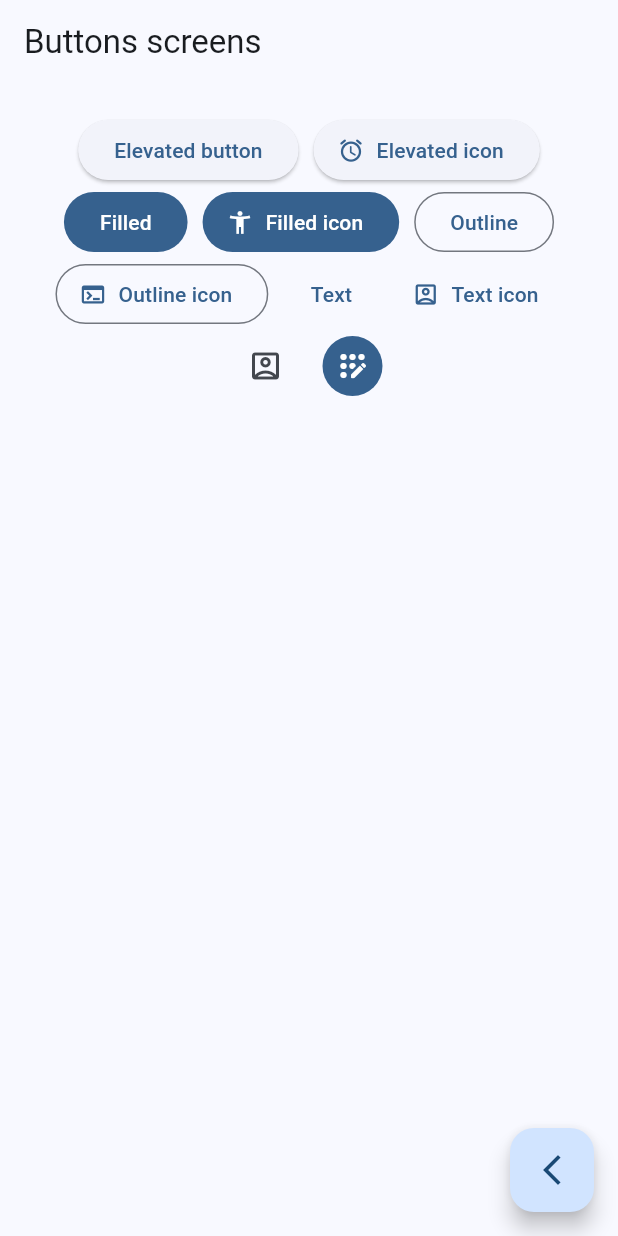
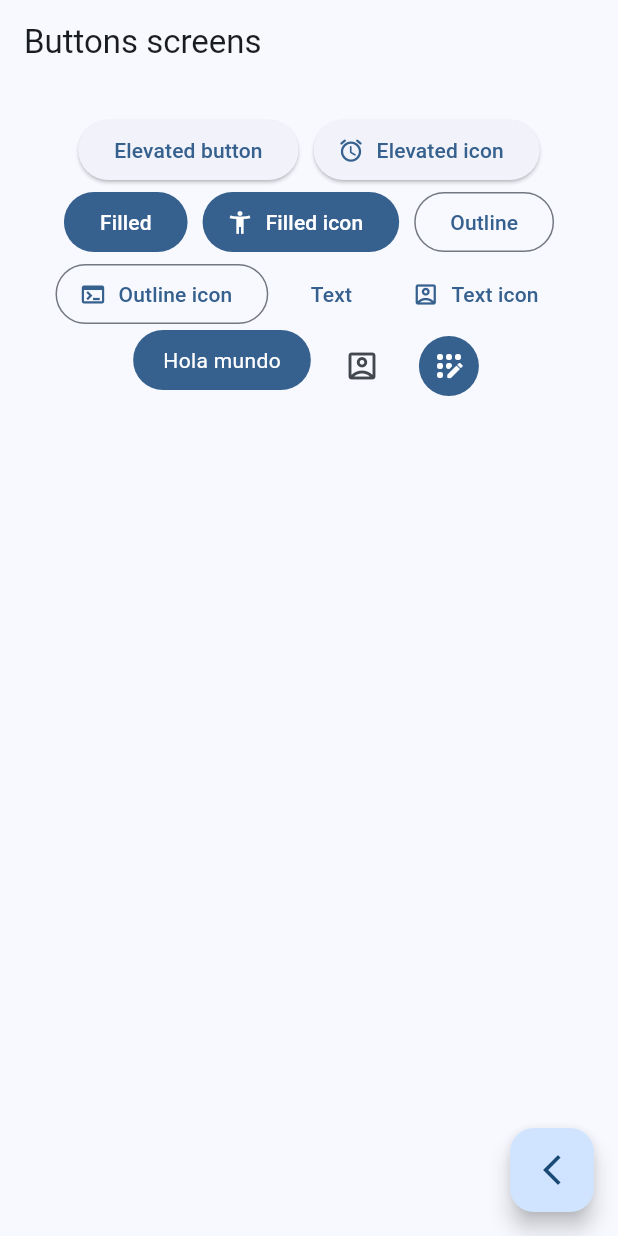
Before and after one commit to MiguelHG2351/widget-app, a Flutter app: the ButtonsScreen screen opened by its route, on a phone screen of 412 x 824 dp. Run offline on Flutter 3.47's test engine with Material 3 defaults, Android fonts, the phone set to English and light mode, and no system bars; our stand-ins replace go_router.

Commit message:
added first custom button

```diff
--- a/lib/presentation/screens/buttons/buttons_screen.dart
+++ b/lib/presentation/screens/buttons/buttons_screen.dart
@@ -61,6 +61,8 @@ class _ButtonsView extends StatelessWidget {
               label: const Text('Text icon'),
             ),
 
+            const CustomButton(),
+
             IconButton(
               onPressed: () {},
               icon: const Icon(Icons.account_box_outlined),
@@ -79,3 +81,28 @@ class _ButtonsView extends StatelessWidget {
     );
   }
 }
+
+class CustomButton extends StatelessWidget {
+  const CustomButton({super.key});
+
+  @override
+  Widget build(BuildContext context) {
+    final colors = Theme.of(context).colorScheme;
+
+    return ClipRRect(
+      borderRadius: BorderRadius.circular(20),
+      child: Material(
+        color: colors.primary,
+        child: InkWell(
+          onTap: () {
+
+          },
+          child: const Padding(
+            padding: EdgeInsets.symmetric(vertical: 10, horizontal: 20),
+            child: Text('Hola mundo', style: TextStyle(color: Colors.white)),
+          ),
+        ),
+      ),
+    );
+  }
+}
```
